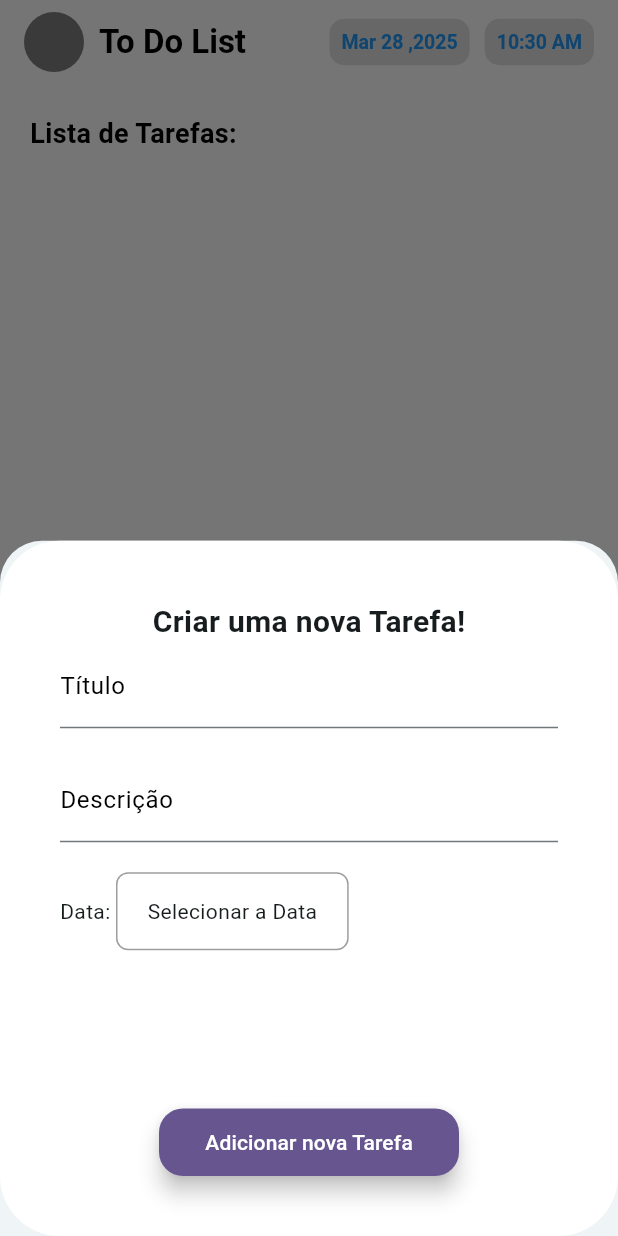
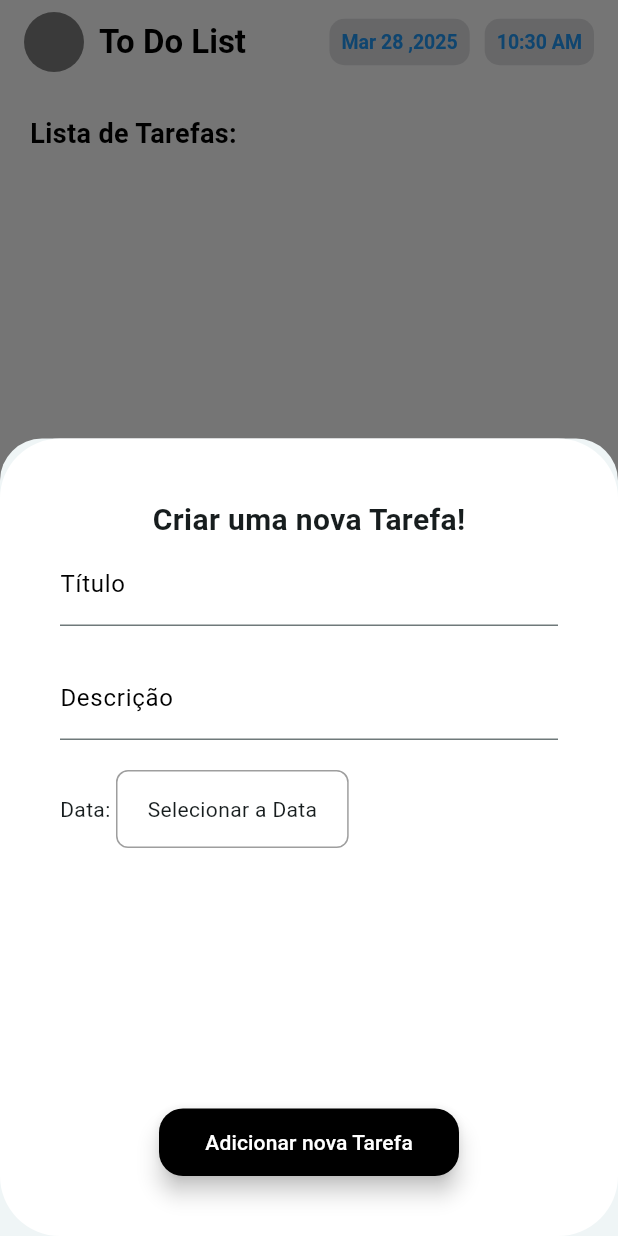
Before and after one commit to ArthurRCastilho/To-Do-App, a Flutter app: the screen it shows after launch, after a tap on the "add" icon, on a phone screen of 412 x 824 dp. Run offline on Flutter 3.47's test engine with Material 3 defaults, Android fonts, the phone set to English and light mode, and no system bars.

Commit message:
Adicionando responsividade ao card

```diff
--- a/lib/components/floating_button.dart
+++ b/lib/components/floating_button.dart
@@ -17,6 +17,7 @@ class FloatingButton extends StatelessWidget {
       ),
       onPressed: () {
         showModalBottomSheet(
+          isScrollControlled: true,
           context: context,
           builder: (context) {
             return const FormNewToDo();
--- a/lib/components/form_new_to_do.dart
+++ b/lib/components/form_new_to_do.dart
@@ -1,3 +1,6 @@
+import 'dart:io';
+
+import 'package:flutter/cupertino.dart';
 import 'package:flutter/material.dart';
 import 'package:to_do_app/core/services/to_do_service.dart';
 
@@ -26,7 +29,9 @@ class _FormNewToDoState extends State<FormNewToDo> {
   }
 
   String? _validarDescricao(String titulo) {
-    if (titulo.length < 4) return 'A descrição necessita pelo menos 5 letras';
+    if (titulo.length < 4) {
+      return 'A descrição necessita pelo menos 5 letras';
+    }
     if (titulo.length >= 51) {
       return 'A descrição não pode ter mais que 50 letras';
     }
@@ -36,12 +41,15 @@ class _FormNewToDoState extends State<FormNewToDo> {
   @override
   Widget build(BuildContext context) {
     final screenSize = MediaQuery.of(context).size;
-    return Container(
+    final keyboardSize = MediaQuery.of(context).viewInsets.bottom;
+    return Padding(
+      padding: EdgeInsets.only(bottom: keyboardSize),
+      child: Container(
         decoration: BoxDecoration(
           color: Theme.of(context).primaryColor,
           borderRadius: BorderRadius.circular(40),
         ),
-      height: screenSize.height,
+        height: screenSize.height / 1.55,
         child: Padding(
           padding: const EdgeInsets.all(40.0),
           child: Column(
@@ -49,6 +57,7 @@ class _FormNewToDoState extends State<FormNewToDo> {
             children: [
               Form(
                 key: _formKey,
+                child: SingleChildScrollView(
                   child: Column(
                     mainAxisAlignment: MainAxisAlignment.center,
                     children: [
@@ -85,15 +94,18 @@ class _FormNewToDoState extends State<FormNewToDo> {
                         ),
                       ),
                       const SizedBox(height: 20),
-                  DatePicker(context),
+                      if (Platform.isIOS)
+                        _showCupertinoDatePicker(context),
+                      if (Platform.isAndroid) DatePicker(context),
                     ],
+                  ),
                 ),
               ),
               SizedBox(
                 width: 200,
                 height: 45,
                 child: FloatingActionButton(
-                backgroundColor: const Color(0xff66558F),
+                  backgroundColor: Colors.black,
                   child: const Text(
                     'Adicionar nova Tarefa',
                     style: TextStyle(color: Colors.white),
@@ -111,6 +123,7 @@ class _FormNewToDoState extends State<FormNewToDo> {
                 ),
               ),
             ],
+          ),
         ),
       ),
     );
@@ -133,6 +146,9 @@ class _FormNewToDoState extends State<FormNewToDo> {
                 children: [
                   GestureDetector(
                     onTap: () async {
+                      if (Platform.isIOS) {
+                        _showCupertinoDatePicker(context);
+                      } else {
                         DateTime? pickedDate = await showDatePicker(
                           context: context,
                           firstDate: DateTime(2024),
@@ -144,6 +160,7 @@ class _FormNewToDoState extends State<FormNewToDo> {
                             _dateController.text =
                                 "${pickedDate.day}/${pickedDate.month}/${pickedDate.year}";
                           });
+                        }
                       }
                     },
                     child: Container(
@@ -170,4 +187,23 @@ class _FormNewToDoState extends State<FormNewToDo> {
       ],
     );
   }
+
+  Widget _showCupertinoDatePicker(BuildContext context) {
+    return Column(
+      children: [
+        SizedBox(
+          height: 200,
+          child: CupertinoDatePicker(
+            initialDateTime: DateTime.now(),
+            mode: CupertinoDatePickerMode.date,
+            onDateTimeChanged: (DateTime newDate) {
+              setState(() {
+                _selectedDate = newDate;
+              });
+            },
+          ),
+        ),
+      ],
+    );
   }
+}
--- a/lib/screens/home_screen.dart
+++ b/lib/screens/home_screen.dart
@@ -36,7 +36,7 @@ class _HomeScreenState extends State<HomeScreen> {
                 Center(child: Text('Nenhuma tarefa adicionada ainda.')),
                 Center(
                   child: Padding(
-                    padding: const EdgeInsets.all(50.0),
+                    padding: EdgeInsets.all(50.0),
                     child: FloatingButton(),
                   ),
                 ),
```
Also changed, not shown: lib/components/box_list_to_do.dart (+5 -5 lines). Lines whose indentation alone changed are shown as unchanged.
